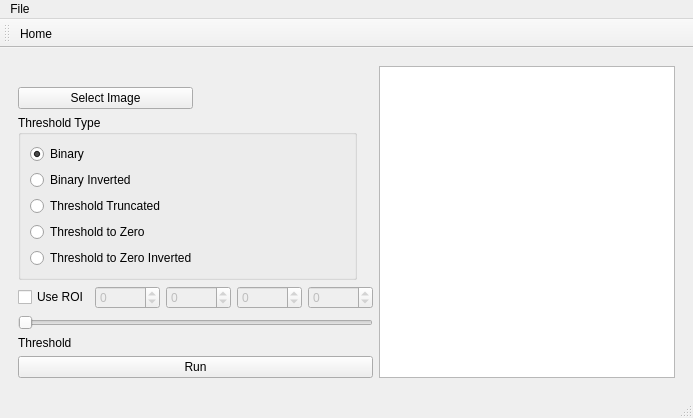
First picture: the form in mainwindow.ui, repository Tokyo-MQP-2024/IgniteCV, before the edit.
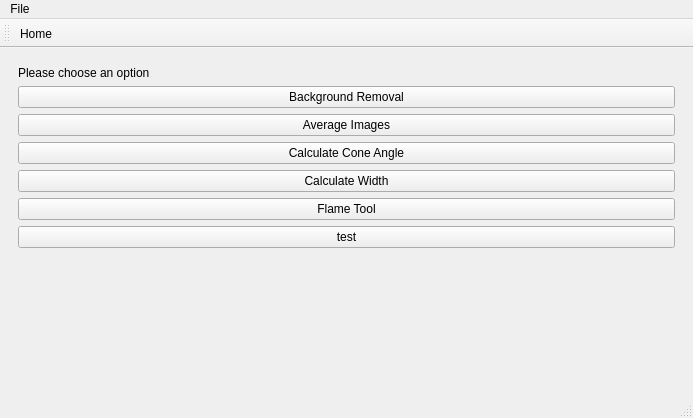
Second picture: the form after the edit. Icons and pictures are not drawn.

Patch:
```diff
--- a/mainwindow.ui
+++ b/mainwindow.ui
@@ -18,7 +18,7 @@
     <item row="2" column="1">
      <widget class="QStackedWidget" name="stackedWidget">
       <property name="currentIndex">
-       <number>3</number>
+       <number>0</number>
       </property>
       <widget class="QWidget" name="main">
        <layout class="QGridLayout" name="gridLayout_3">
@@ -263,222 +263,6 @@
         </item>
        </layout>
       </widget>
-      <widget class="QWidget" name="calculateWidthBAD">
-       <layout class="QGridLayout" name="gridLayout_6">
-        <item row="5" column="0">
-         <layout class="QHBoxLayout" name="horizontalLayout_7">
-          <property name="sizeConstraint">
-           <enum>QLayout::SizeConstraint::SetFixedSize</enum>
-          </property>
-          <item>
-           <widget class="QLabel" name="label_6">
-            <property name="text">
-             <string>Threshold</string>
-            </property>
-           </widget>
-          </item>
-         </layout>
-        </item>
-        <item row="0" column="1" rowspan="7">
-         <widget class="QGraphicsView" name="graphicsView_2">
-          <property name="sizePolicy">
-           <sizepolicy hsizetype="Expanding" vsizetype="Expanding">
-            <horstretch>0</horstretch>
-            <verstretch>0</verstretch>
-           </sizepolicy>
-          </property>
-         </widget>
-        </item>
-        <item row="2" column="0">
-         <widget class="QGroupBox" name="threshType">
-          <property name="sizePolicy">
-           <sizepolicy hsizetype="Fixed" vsizetype="Fixed">
-            <horstretch>0</horstretch>
-            <verstretch>0</verstretch>
-           </sizepolicy>
-          </property>
-          <property name="maximumSize">
-           <size>
-            <width>339</width>
-            <height>16777215</height>
-           </size>
-          </property>
-          <property name="title">
-           <string>Threshold Type</string>
-          </property>
-          <layout class="QVBoxLayout" name="verticalLayout_2">
-           <property name="sizeConstraint">
-            <enum>QLayout::SizeConstraint::SetDefaultConstraint</enum>
-           </property>
-           <item>
-            <widget class="QRadioButton" name="radioButton_binary">
-             <property name="text">
-              <string>Binary</string>
-             </property>
-             <property name="checked">
-              <bool>true</bool>
-             </property>
-            </widget>
-           </item>
-           <item>
-            <widget class="QRadioButton" name="radioButton_bininverted">
-             <property name="text">
-              <string>Binary Inverted</string>
-             </property>
-            </widget>
-           </item>
-           <item>
-            <widget class="QRadioButton" name="radioButton_threshtrunc">
-             <property name="text">
-              <string>Threshold Truncated</string>
-             </property>
-            </widget>
-           </item>
-           <item>
-            <widget class="QRadioButton" name="radioButton_thresh0">
-             <property name="text">
-              <string>Threshold to Zero</string>
-             </property>
-            </widget>
-           </item>
-           <item>
-            <widget class="QRadioButton" name="radioButton_thresh0inv">
-             <property name="text">
-              <string>Threshold to Zero Inverted</string>
-             </property>
-            </widget>
-           </item>
-          </layout>
-         </widget>
-        </item>
-        <item row="0" column="0">
-         <spacer name="verticalSpacer_4">
-          <property name="orientation">
-           <enum>Qt::Orientation::Vertical</enum>
-          </property>
-          <property name="sizeHint" stdset="0">
-           <size>
-            <width>20</width>
-            <height>40</height>
-           </size>
-          </property>
-         </spacer>
-        </item>
-        <item row="6" column="0">
-         <widget class="QPushButton" name="pushButton_7">
-          <property name="sizePolicy">
-           <sizepolicy hsizetype="Minimum" vsizetype="Minimum">
-            <horstretch>0</horstretch>
-            <verstretch>0</verstretch>
-           </sizepolicy>
-          </property>
-          <property name="text">
-           <string>Run</string>
-          </property>
-         </widget>
-        </item>
-        <item row="1" column="0">
-         <layout class="QHBoxLayout" name="horizontalLayout_5">
-          <property name="sizeConstraint">
-           <enum>QLayout::SizeConstraint::SetFixedSize</enum>
-          </property>
-          <item>
-           <widget class="QPushButton" name="pushButton_6">
-            <property name="text">
-             <string>Select Image</string>
-            </property>
-           </widget>
-          </item>
-          <item>
-           <widget class="QLabel" name="label_5">
-            <property name="text">
-             <string/>
-            </property>
-           </widget>
-          </item>
-         </layout>
-        </item>
-        <item row="3" column="0">
-         <layout class="QHBoxLayout" name="horizontalLayout_roi">
-          <property name="sizeConstraint">
-           <enum>QLayout::SizeConstraint::SetFixedSize</enum>
-          </property>
-          <item>
-           <widget class="QCheckBox" name="checkBox">
-            <property name="text">
-             <string>Use ROI</string>
-            </property>
-           </widget>
-          </item>
-          <item>
-           <widget class="QSpinBox" name="spinBox">
-            <property name="enabled">
-             <bool>false</bool>
-            </property>
-            <property name="minimum">
-             <number>-99999</number>
-            </property>
-            <property name="maximum">
-             <number>99999</number>
-            </property>
-           </widget>
-          </item>
-          <item>
-           <widget class="QSpinBox" name="spinBox_2">
-            <property name="enabled">
-             <bool>false</bool>
-            </property>
-            <property name="minimum">
-             <number>-99999</number>
-            </property>
-            <property name="maximum">
-             <number>99999</number>
-            </property>
-           </widget>
-          </item>
-          <item>
-           <widget class="QSpinBox" name="spinBox_3">
-            <property name="enabled">
-             <bool>false</bool>
-            </property>
-            <property name="minimum">
-             <number>-99999</number>
-            </property>
-            <property name="maximum">
-             <number>99999</number>
-            </property>
-           </widget>
-          </item>
-          <item>
-           <widget class="QSpinBox" name="spinBox_4">
-            <property name="enabled">
-             <bool>false</bool>
-            </property>
-            <property name="sizePolicy">
-             <sizepolicy hsizetype="Minimum" vsizetype="Fixed">
-              <horstretch>0</horstretch>
-              <verstretch>0</verstretch>
-             </sizepolicy>
-            </property>
-            <property name="minimum">
-             <number>-99999</number>
-            </property>
-            <property name="maximum">
-             <number>99999</number>
-            </property>
-           </widget>
-          </item>
-         </layout>
-        </item>
-        <item row="4" column="0">
-         <widget class="QSlider" name="horizontalSlider">
-          <property name="orientation">
-           <enum>Qt::Orientation::Horizontal</enum>
-          </property>
-         </widget>
-        </item>
-       </layout>
-      </widget>
       <widget class="QWidget" name="video_unused">
        <layout class="QGridLayout" name="gridLayout_2">
         <item row="0" column="0">
```
Left out of the diff: 2 changed lines with no effect on the pictures.
